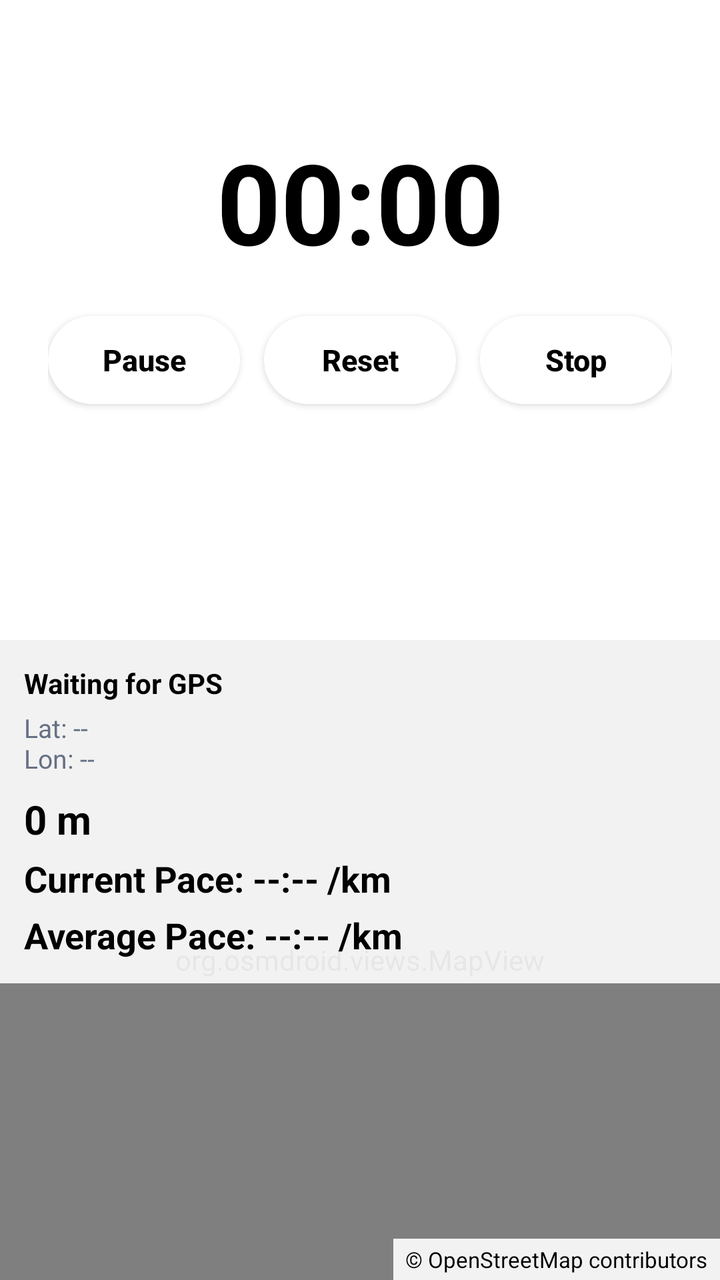
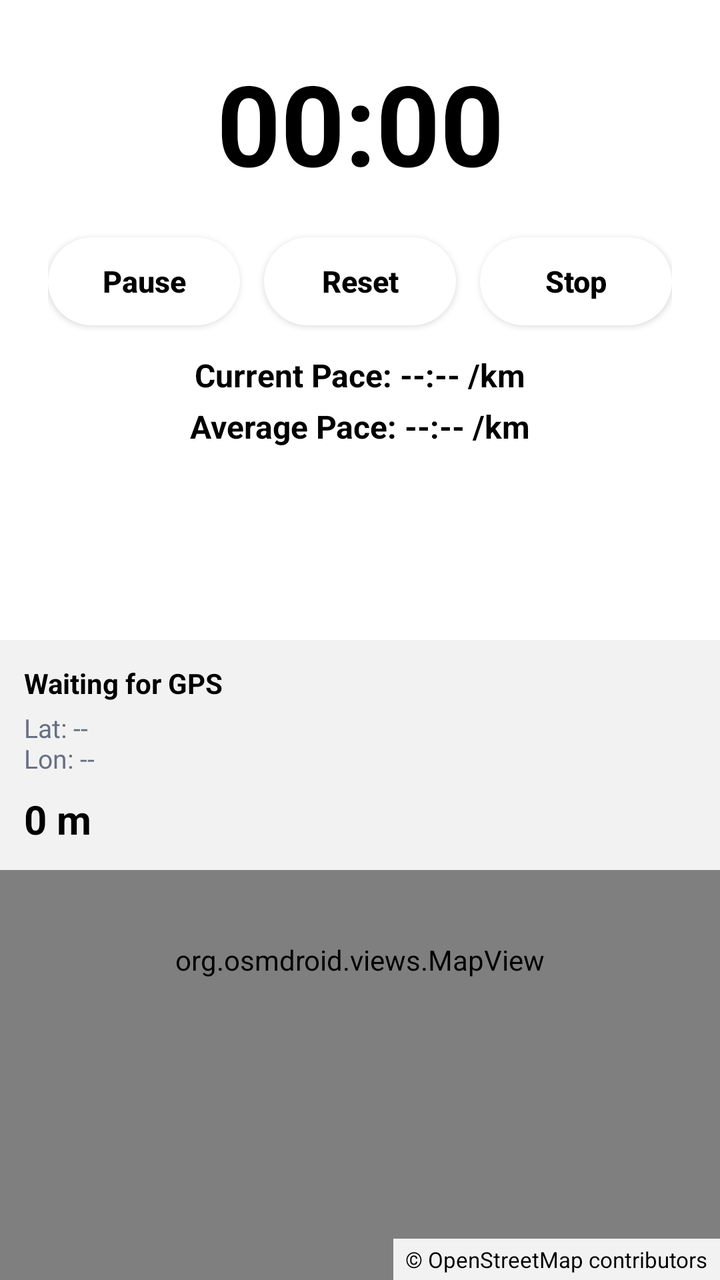

The first picture is an Android layout as it rendered before a commit; the second is the same layout after the commit. The layout source and the unified diff follow.
<!-- AndroidManifest.xml: application theme Theme.runr -->
<!-- res/layout/activity_run.xml -->
<?xml version="1.0" encoding="utf-8"?>
<androidx.constraintlayout.widget.ConstraintLayout xmlns:android="http://schemas.android.com/apk/res/android"
    xmlns:app="http://schemas.android.com/apk/res-auto"
    xmlns:tools="http://schemas.android.com/tools"
    android:id="@+id/runRoot"
    android:layout_width="match_parent"
    android:layout_height="match_parent"
    android:background="@color/run_screen_background"
    tools:context=".RunActivity">

    <androidx.constraintlayout.widget.Guideline
        android:id="@+id/halfwayGuideline"
        android:layout_width="wrap_content"
        android:layout_height="wrap_content"
        android:orientation="horizontal"
        app:layout_constraintGuide_percent="0.5" />

    <androidx.constraintlayout.widget.ConstraintLayout
        android:id="@+id/timerContainer"
        android:layout_width="0dp"
        android:layout_height="0dp"
        android:paddingStart="24dp"
        android:paddingEnd="24dp"
        app:layout_constraintBottom_toTopOf="@id/halfwayGuideline"
        app:layout_constraintEnd_toEndOf="parent"
        app:layout_constraintStart_toStartOf="parent"
        app:layout_constraintTop_toTopOf="parent">

        <Chronometer
            android:id="@+id/elapsedTimeChronometer"
            android:layout_width="wrap_content"
            android:layout_height="wrap_content"
            android:fontFamily="sans"
            android:format="%s"
            android:textColor="@color/run_screen_primary_text"
            android:textSize="56sp"
            android:textStyle="bold"
            app:layout_constraintBottom_toTopOf="@id/pauseRunButton"
            app:layout_constraintEnd_toEndOf="parent"
            app:layout_constraintStart_toStartOf="parent"
            app:layout_constraintTop_toTopOf="parent"
            app:layout_constraintVertical_bias="0.35"
            app:layout_constraintVertical_chainStyle="packed" />

        <androidx.appcompat.widget.AppCompatButton
            android:id="@+id/pauseRunButton"
            android:layout_width="0dp"
            android:layout_height="wrap_content"
            android:layout_marginTop="20dp"
            android:layout_marginEnd="6dp"
            android:minWidth="0dp"
            android:minHeight="44dp"
            android:background="@drawable/start_run_button_background"
            android:backgroundTint="@null"
            android:elevation="4dp"
            android:paddingStart="12dp"
            android:paddingEnd="12dp"
            android:text="@string/pause_run"
            android:textAllCaps="false"
            android:textColor="@color/start_run_button_text"
            android:textSize="15sp"
            android:textStyle="bold"
            app:backgroundTint="@null"
            app:layout_constraintBottom_toBottomOf="parent"
            app:layout_constraintEnd_toStartOf="@id/resetRunButton"
            app:layout_constraintHorizontal_chainStyle="spread"
            app:layout_constraintStart_toStartOf="parent"
            app:layout_constraintTop_toBottomOf="@id/elapsedTimeChronometer" />

        <androidx.appcompat.widget.AppCompatButton
            android:id="@+id/resetRunButton"
            android:layout_width="0dp"
            android:layout_height="wrap_content"
            android:layout_marginStart="6dp"
            android:layout_marginEnd="6dp"
            android:minWidth="0dp"
            android:minHeight="44dp"
            android:background="@drawable/start_run_button_background"
            android:backgroundTint="@null"
            android:elevation="4dp"
            android:paddingStart="12dp"
            android:paddingEnd="12dp"
            android:text="@string/reset_run"
            android:textAllCaps="false"
            android:textColor="@color/start_run_button_text"
            android:textSize="15sp"
            android:textStyle="bold"
            app:backgroundTint="@null"
            app:layout_constraintBottom_toBottomOf="@id/pauseRunButton"
            app:layout_constraintEnd_toStartOf="@id/stopRunButton"
            app:layout_constraintStart_toEndOf="@id/pauseRunButton"
            app:layout_constraintTop_toTopOf="@id/pauseRunButton" />

        <androidx.appcompat.widget.AppCompatButton
            android:id="@+id/stopRunButton"
            android:layout_width="0dp"
            android:layout_height="wrap_content"
            android:layout_marginStart="6dp"
            android:minWidth="0dp"
            android:minHeight="44dp"
            android:background="@drawable/start_run_button_background"
            android:backgroundTint="@null"
            android:elevation="4dp"
            android:paddingStart="12dp"
            android:paddingEnd="12dp"
            android:text="@string/stop_run"
            android:textAllCaps="false"
            android:textColor="@color/start_run_button_text"
            android:textSize="15sp"
            android:textStyle="bold"
            app:backgroundTint="@null"
            app:layout_constraintBottom_toBottomOf="@id/pauseRunButton"
            app:layout_constraintEnd_toEndOf="parent"
            app:layout_constraintStart_toEndOf="@id/resetRunButton"
            app:layout_constraintTop_toTopOf="@id/pauseRunButton" />

    </androidx.constraintlayout.widget.ConstraintLayout>

    <FrameLayout
        android:id="@+id/mapContainer"
        android:layout_width="0dp"
        android:layout_height="0dp"
        android:background="@color/map_placeholder_background"
        app:layout_constraintBottom_toBottomOf="parent"
        app:layout_constraintEnd_toEndOf="parent"
        app:layout_constraintStart_toStartOf="parent"
        app:layout_constraintTop_toBottomOf="@id/halfwayGuideline">

        <org.osmdroid.views.MapView
            android:id="@+id/runMapView"
            android:layout_width="match_parent"
            android:layout_height="match_parent" />

        <LinearLayout
            android:layout_width="match_parent"
            android:layout_height="wrap_content"
            android:layout_gravity="top"
            android:background="@color/map_status_overlay_background"
            android:orientation="vertical"
            android:padding="12dp">

            <TextView
                android:id="@+id/locationStatusText"
                android:layout_width="match_parent"
                android:layout_height="wrap_content"
                android:text="@string/location_waiting"
                android:textColor="@color/run_screen_primary_text"
                android:textSize="14sp"
                android:textStyle="bold" />

            <TextView
                android:id="@+id/locationCoordinatesText"
                android:layout_width="match_parent"
                android:layout_height="wrap_content"
                android:layout_marginTop="4dp"
                android:text="@string/location_coordinates_placeholder"
                android:textColor="@color/run_screen_secondary_text"
                android:textSize="13sp" />

            <TextView
                android:id="@+id/distanceText"
                android:layout_width="match_parent"
                android:layout_height="wrap_content"
                android:layout_marginTop="8dp"
                android:text="@string/distance_placeholder"
                android:textColor="@color/run_screen_primary_text"
                android:textSize="20sp"
                android:textStyle="bold" />

            <TextView
                android:id="@+id/currentPaceText"
                android:layout_width="match_parent"
                android:layout_height="wrap_content"
                android:layout_marginTop="4dp"
                android:text="@string/current_pace_placeholder"
                android:textColor="@color/run_screen_primary_text"
                android:textSize="18sp"
                android:textStyle="bold" />

            <TextView
                android:id="@+id/averagePaceText"
                android:layout_width="match_parent"
                android:layout_height="wrap_content"
                android:layout_marginTop="4dp"
                android:text="@string/average_pace_placeholder"
                android:textColor="@color/run_screen_primary_text"
                android:textSize="18sp"
                android:textStyle="bold" />

        </LinearLayout>

        <TextView
            android:id="@+id/mapAttributionText"
            android:layout_width="wrap_content"
            android:layout_height="wrap_content"
            android:layout_gravity="bottom|end"
            android:background="@color/map_status_overlay_background"
            android:paddingStart="6dp"
            android:paddingTop="3dp"
            android:paddingEnd="6dp"
            android:paddingBottom="3dp"
            android:text="@string/map_attribution"
            android:textColor="@color/run_screen_primary_text"
            android:textSize="11sp" />

    </FrameLayout>

</androidx.constraintlayout.widget.ConstraintLayout>
<!-- resources referenced by this layout -->
<resources>
  <color name="map_placeholder_background">#FFEAF2F8</color>
  <color name="map_status_overlay_background">#E6FFFFFF</color>
  <color name="run_screen_background">#FFFFFFFF</color>
  <color name="run_screen_primary_text">#FF000000</color>
  <color name="run_screen_secondary_text">#FF667085</color>
  <color name="start_run_button_text">#FF000000</color>
  <!-- drawable start_run_button_background (drawable) -->
  <?xml version="1.0" encoding="utf-8"?>
  <selector xmlns:android="http://schemas.android.com/apk/res/android">
      <item android:state_pressed="true">
          <shape>
              <solid android:color="@color/start_run_button_pressed" />
              <corners android:radius="28dp" />
          </shape>
      </item>
      <item>
          <shape>
              <solid android:color="@color/start_run_button" />
              <corners android:radius="28dp" />
          </shape>
      </item>
  </selector>
  <string name="average_pace_placeholder">Average Pace: --:-- /km</string>
  <string name="current_pace_placeholder">Current Pace: --:-- /km</string>
  <string name="distance_placeholder">0 m</string>
  <string name="location_coordinates_placeholder">Lat: --\nLon: --</string>
  <string name="location_waiting">Waiting for GPS</string>
  <string name="map_attribution">© OpenStreetMap contributors</string>
  <string name="pause_run">Pause</string>
  <string name="reset_run">Reset</string>
  <string name="stop_run">Stop</string>
  <style name="Theme.runr" parent="Base.Theme.runr" />
  <color name="start_run_button_pressed">#FFE7ECF3</color>
  <color name="start_run_button">#FFFFFFFF</color>
  <style name="Base.Theme.runr" parent="Theme.Material3.DayNight.NoActionBar">
          
          
      </style>
</resources>

<!-- the commit's change to res/layout/activity_run.xml (unified diff, before → after) -->
@@ -39,7 +39,7 @@
             app:layout_constraintEnd_toEndOf="parent"
             app:layout_constraintStart_toStartOf="parent"
             app:layout_constraintTop_toTopOf="parent"
-            app:layout_constraintVertical_bias="0.35"
+            app:layout_constraintVertical_bias="0.2"
             app:layout_constraintVertical_chainStyle="packed" />
 
         <androidx.appcompat.widget.AppCompatButton
@@ -61,7 +61,7 @@
             android:textSize="15sp"
             android:textStyle="bold"
             app:backgroundTint="@null"
-            app:layout_constraintBottom_toBottomOf="parent"
+            app:layout_constraintBottom_toTopOf="@id/currentPaceText"
             app:layout_constraintEnd_toStartOf="@id/resetRunButton"
             app:layout_constraintHorizontal_chainStyle="spread"
             app:layout_constraintStart_toStartOf="parent"
@@ -114,6 +114,34 @@
             app:layout_constraintStart_toEndOf="@id/resetRunButton"
             app:layout_constraintTop_toTopOf="@id/pauseRunButton" />
 
+        <TextView
+            android:id="@+id/currentPaceText"
+            android:layout_width="wrap_content"
+            android:layout_height="wrap_content"
+            android:layout_marginTop="14dp"
+            android:text="@string/current_pace_placeholder"
+            android:textColor="@color/run_screen_primary_text"
+            android:textSize="16sp"
+            android:textStyle="bold"
+            app:layout_constraintBottom_toTopOf="@id/averagePaceText"
+            app:layout_constraintEnd_toEndOf="parent"
+            app:layout_constraintStart_toStartOf="parent"
+            app:layout_constraintTop_toBottomOf="@id/pauseRunButton" />
+
+        <TextView
+            android:id="@+id/averagePaceText"
+            android:layout_width="wrap_content"
+            android:layout_height="wrap_content"
+            android:layout_marginTop="4dp"
+            android:text="@string/average_pace_placeholder"
+            android:textColor="@color/run_screen_primary_text"
+            android:textSize="16sp"
+            android:textStyle="bold"
+            app:layout_constraintBottom_toBottomOf="parent"
+            app:layout_constraintEnd_toEndOf="parent"
+            app:layout_constraintStart_toStartOf="parent"
+            app:layout_constraintTop_toBottomOf="@id/currentPaceText" />
+
     </androidx.constraintlayout.widget.ConstraintLayout>
 
     <FrameLayout
@@ -167,26 +195,6 @@
                 android:textSize="20sp"
                 android:textStyle="bold" />
 
-            <TextView
-                android:id="@+id/currentPaceText"
-                android:layout_width="match_parent"
-                android:layout_height="wrap_content"
-                android:layout_marginTop="4dp"
-                android:text="@string/current_pace_placeholder"
-                android:textColor="@color/run_screen_primary_text"
-                android:textSize="18sp"
-                android:textStyle="bold" />
-
-            <TextView
-                android:id="@+id/averagePaceText"
-                android:layout_width="match_parent"
-                android:layout_height="wrap_content"
-                android:layout_marginTop="4dp"
-                android:text="@string/average_pace_placeholder"
-                android:textColor="@color/run_screen_primary_text"
-                android:textSize="18sp"
-                android:textStyle="bold" />
-
         </LinearLayout>
 
         <TextView
